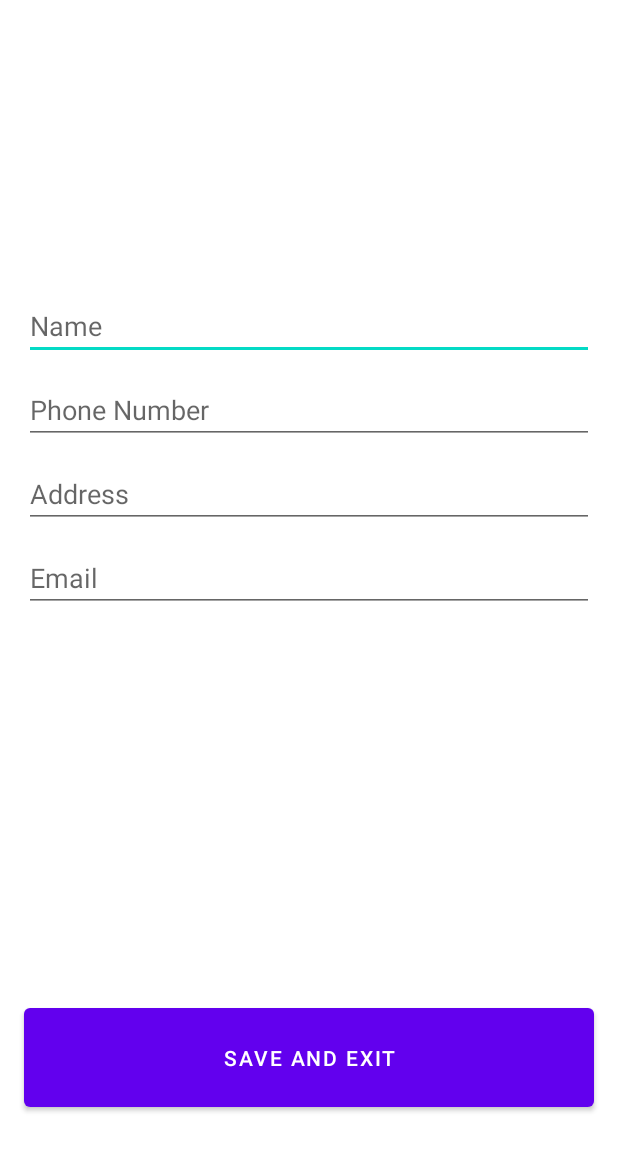
After one commit to denzilmuseruka-byu/qrApp, an Android app: the layout activity_self_info.xml on its own in the app's theme, with its tools: preview values and no code run, on a phone screen of 412 x 824 dp. The commit adds this screen. Shown: the top 1151 px of the screen. Run offline under Robolectric (Android 15) with nearby library versions, the phone set to English and light mode, and no system bars.

Commit message:
save my contact details

```diff
--- a/app/build.gradle
+++ b/app/build.gradle
@@ -40,5 +40,6 @@ dependencies {
     implementation 'androidmads.library.qrgenearator:QRGenearator:1.0.4'
     implementation 'com.google.zxing:core:3.4.0'
     implementation 'com.budiyev.android:code-scanner:2.1.0'
-
+    implementation 'androidmads.library.qrgenearator:QRGenearator:1.0.4'
+    implementation 'com.google.zxing:core:3.3.2'
 }
--- a/app/src/main/java/com/peart/qrapp/Contacts.java
+++ b/app/src/main/java/com/peart/qrapp/Contacts.java
@@ -23,6 +23,7 @@ public class Contacts extends AppCompatActivity {
     RecyclerView recyclerView;
     ArrayList<ContactModel> arrayList = new ArrayList<ContactModel>();
     MainAdapter adapter;
+
 
     @Override
     protected void onCreate(Bundle savedInstanceState) {
@@ -54,7 +55,7 @@ public class Contacts extends AppCompatActivity {
         // sort by ascending
         String sort = ContactsContract.CommonDataKinds.Phone.DISPLAY_NAME+" ASC";
         // Initialize cursor
-        Cursor cursor = getContentResolver().query(uri,null,null,null,sort);
+        Cursor cursor = getContentResolver().query(uri,null,null,null, sort);
 
         // check condition
         if(cursor.getCount() > 0) {
--- /dev/null
+++ b/app/src/main/res/layout/activity_self_info.xml
@@ -0,0 +1,70 @@
+<?xml version="1.0" encoding="utf-8"?>
+<androidx.constraintlayout.widget.ConstraintLayout xmlns:android="http://schemas.android.com/apk/res/android"
+    xmlns:app="http://schemas.android.com/apk/res-auto"
+    xmlns:tools="http://schemas.android.com/tools"
+    android:layout_width="match_parent"
+    android:layout_height="match_parent"
+    tools:context=".SelfInfo">
+
+    <EditText
+        android:id="@+id/selfName"
+        android:layout_width="380dp"
+        android:layout_height="40dp"
+        android:layout_marginTop="200dp"
+        android:ems="10"
+        android:hint="Name"
+        android:inputType="textPersonName"
+        app:layout_constraintEnd_toEndOf="parent"
+        app:layout_constraintHorizontal_bias="0.502"
+        app:layout_constraintStart_toStartOf="parent"
+        app:layout_constraintTop_toTopOf="parent" />
+
+    <EditText
+        android:id="@+id/selfEmail"
+        android:layout_width="380dp"
+        android:layout_height="40dp"
+        android:layout_marginTop="16dp"
+        android:ems="10"
+        android:hint="Email"
+        android:inputType="textEmailAddress"
+        app:layout_constraintEnd_toEndOf="parent"
+        app:layout_constraintHorizontal_bias="0.502"
+        app:layout_constraintStart_toStartOf="parent"
+        app:layout_constraintTop_toBottomOf="@+id/selfAddress" />
+
+    <EditText
+        android:id="@+id/selfAddress"
+        android:layout_width="380dp"
+        android:layout_height="40dp"
+        android:layout_marginTop="16dp"
+        android:ems="10"
+        android:hint="Address"
+        android:inputType="textPostalAddress"
+        app:layout_constraintEnd_toEndOf="parent"
+        app:layout_constraintHorizontal_bias="0.502"
+        app:layout_constraintStart_toStartOf="parent"
+        app:layout_constraintTop_toBottomOf="@+id/selfNumber" />
+
+    <EditText
+        android:id="@+id/selfNumber"
+        android:layout_width="380dp"
+        android:layout_height="40dp"
+        android:layout_marginTop="16dp"
+        android:ems="10"
+        android:hint="Phone Number"
+        android:inputType="phone"
+        app:layout_constraintEnd_toEndOf="parent"
+        app:layout_constraintStart_toStartOf="parent"
+        app:layout_constraintTop_toBottomOf="@+id/selfName" />
+
+    <Button
+        android:id="@+id/selfSave"
+        android:layout_width="380dp"
+        android:layout_height="78dp"
+        android:layout_marginBottom="80dp"
+        android:text="Save and Exit"
+        app:layout_constraintBottom_toBottomOf="parent"
+        app:layout_constraintEnd_toEndOf="parent"
+        app:layout_constraintStart_toStartOf="parent" />
+
+</androidx.constraintlayout.widget.ConstraintLayout>
```
Also changed, not shown: app/src/main/java/com/peart/qrapp/ContactModel.java (+19 -1 lines), app/src/main/java/com/peart/qrapp/MainActivity.java (+33 -23 lines), app/src/main/java/com/peart/qrapp/Scanner.java (+6 -3 lines), app/src/main/java/com/peart/qrapp/SelfInfo.java (added, +53 -0 lines), app/src/main/res/layout/activity_main.xml (+24 -38 lines).
